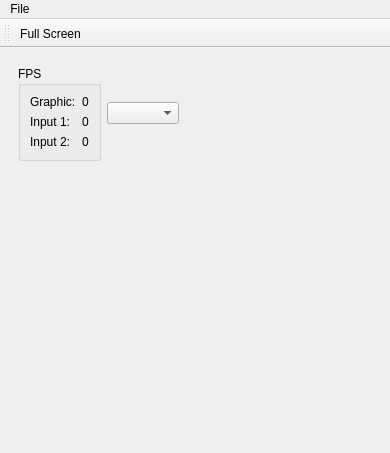
dkliminsky/Scenery, file Scenery/mainwindow.ui: the form before one commit.
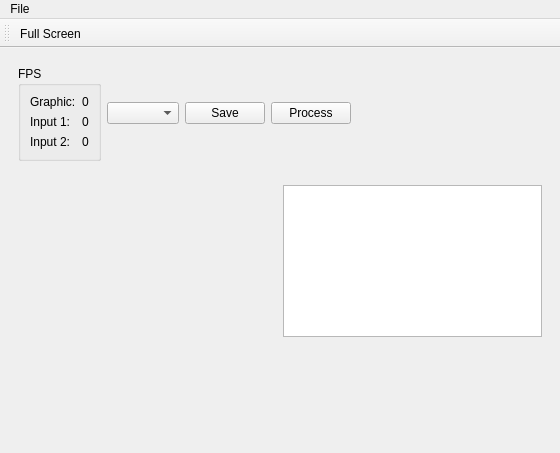
The form after the commit. Icons and pictures are not drawn.

The edit to the form file:
```diff
--- a/Scenery/mainwindow.ui
+++ b/Scenery/mainwindow.ui
@@ -6,7 +6,7 @@
    <rect>
     <x>0</x>
     <y>0</y>
-    <width>390</width>
+    <width>560</width>
     <height>453</height>
    </rect>
   </property>
@@ -72,6 +72,20 @@
        <item>
         <widget class="QComboBox" name="scenesComboBox"/>
        </item>
+       <item>
+        <widget class="QPushButton" name="saveControlsStatesButton">
+         <property name="text">
+          <string>Save</string>
+         </property>
+        </widget>
+       </item>
+       <item>
+        <widget class="QPushButton" name="processParamButton">
+         <property name="text">
+          <string>Process</string>
+         </property>
+        </widget>
+       </item>
        <item>
         <spacer name="horizontalSpacer">
          <property name="orientation">
@@ -89,7 +103,16 @@
      </widget>
     </item>
     <item>
-     <widget class="QStackedWidget" name="scenesStackedWidget"/>
+     <widget class="QWidget" name="widget_2" native="true">
+      <layout class="QHBoxLayout" name="horizontalLayout_2">
+       <item>
+        <widget class="QStackedWidget" name="scenesStackedWidget"/>
+       </item>
+       <item>
+        <widget class="QTableWidget" name="controlsStatesTable"/>
+       </item>
+      </layout>
+     </widget>
     </item>
     <item>
      <spacer name="verticalSpacer">
@@ -111,8 +134,8 @@
     <rect>
      <x>0</x>
      <y>0</y>
-     <width>390</width>
-     <height>25</height>
+     <width>560</width>
+     <height>21</height>
     </rect>
    </property>
    <widget class="QMenu" name="menuFile">
```
